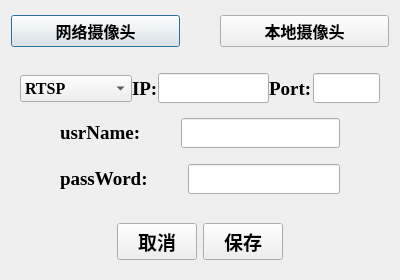
The window that src/addVideoDevice/addVideo.ui (Zhou-wy/VideoManagementPlatform) describes before a commit, drawn with Qt 5.
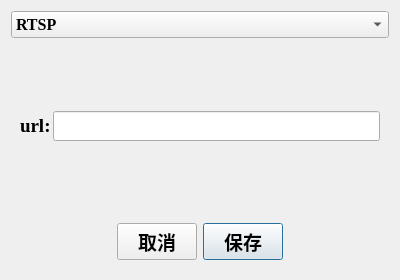
The same window after the commit. The open tabs and pages were chosen to show the change.

Commit message: 新增video逻辑基本完成

```diff
--- a/src/addVideoDevice/addVideo.ui
+++ b/src/addVideoDevice/addVideo.ui
@@ -35,81 +35,35 @@
   </property>
   <layout class="QVBoxLayout" name="verticalLayout_2">
    <item>
-    <widget class="QWidget" name="widget_5" native="true">
-     <property name="minimumSize">
-      <size>
-       <width>0</width>
-       <height>40</height>
-      </size>
-     </property>
+    <widget class="QComboBox" name="videoTypeBox">
      <property name="font">
       <font>
-       <family>Songti SC</family>
-       <pointsize>14</pointsize>
+       <family>Times New Roman</family>
+       <pointsize>12</pointsize>
        <weight>75</weight>
        <bold>true</bold>
       </font>
      </property>
-     <layout class="QHBoxLayout" name="horizontalLayout_4" stretch="1,0,1">
-      <property name="spacing">
-       <number>0</number>
+     <item>
+      <property name="text">
+       <string>RTSP</string>
       </property>
-      <property name="leftMargin">
-       <number>0</number>
+     </item>
+     <item>
+      <property name="text">
+       <string>RTMP</string>
       </property>
-      <property name="topMargin">
-       <number>0</number>
+     </item>
+     <item>
+      <property name="text">
+       <string>HTTP-FLV</string>
       </property>
-      <property name="rightMargin">
-       <number>0</number>
+     </item>
+     <item>
+      <property name="text">
+       <string>Local-Camera</string>
       </property>
-      <property name="bottomMargin">
-       <number>0</number>
-      </property>
-      <item>
-       <widget class="QPushButton" name="addWebVideo">
-        <property name="font">
-         <font>
-          <family>Songti SC</family>
-          <pointsize>12</pointsize>
-          <weight>75</weight>
-          <bold>true</bold>
-         </font>
-        </property>
-        <property name="text">
-         <string>网络摄像头</string>
-        </property>
-       </widget>
-      </item>
-      <item>
-       <spacer name="horizontalSpacer_3">
-        <property name="orientation">
-         <enum>Qt::Horizontal</enum>
-        </property>
-        <property name="sizeHint" stdset="0">
-         <size>
-          <width>40</width>
-          <height>20</height>
-         </size>
-        </property>
-       </spacer>
-      </item>
-      <item>
-       <widget class="QPushButton" name="addLocalVideo">
-        <property name="font">
-         <font>
-          <family>Songti SC</family>
-          <pointsize>12</pointsize>
-          <weight>75</weight>
-          <bold>true</bold>
-         </font>
-        </property>
-        <property name="text">
-         <string>本地摄像头</string>
-        </property>
-       </widget>
-      </item>
-     </layout>
+     </item>
     </widget>
    </item>
    <item>
@@ -135,7 +89,7 @@
            <bold>true</bold>
           </font>
          </property>
-         <layout class="QHBoxLayout" name="horizontalLayout" stretch="3,1,5,2,3">
+         <layout class="QHBoxLayout" name="horizontalLayout" stretch="1,0,2,3">
           <property name="spacing">
            <number>0</number>
           </property>
@@ -151,33 +105,6 @@
           <property name="bottomMargin">
            <number>0</number>
           </property>
-          <item>
-           <widget class="QComboBox" name="videoTypeBox">
-            <property name="font">
-             <font>
-              <family>Times New Roman</family>
-              <pointsize>12</pointsize>
-              <weight>75</weight>
-              <bold>true</bold>
-             </font>
-            </property>
-            <item>
-             <property name="text">
-              <string>RTSP</string>
-             </property>
-            </item>
-            <item>
-             <property name="text">
-              <string>RTMP</string>
-             </property>
-            </item>
-            <item>
-             <property name="text">
-              <string>HTTP-FLV</string>
-             </property>
-            </item>
-           </widget>
-          </item>
           <item>
            <widget class="QLabel" name="label">
             <property name="font">
@@ -197,17 +124,15 @@
            <widget class="QLineEdit" name="ipEdit">
             <property name="minimumSize">
              <size>
-              <width>100</width>
+              <width>125</width>
               <height>25</height>
              </size>
             </property>
-            <property name="font">
-             <font>
-              <family>Times New Roman</family>
-              <pointsize>14</pointsize>
-              <weight>75</weight>
-              <bold>true</bold>
-             </font>
+            <property name="maximumSize">
+             <size>
+              <width>150</width>
+              <height>25</height>
+             </size>
             </property>
            </widget>
           </item>
@@ -247,7 +172,7 @@
            <bold>true</bold>
           </font>
          </property>
-         <layout class="QHBoxLayout" name="horizontalLayout_2" stretch="0,1,0,3,0">
+         <layout class="QHBoxLayout" name="horizontalLayout_2" stretch="0,1,3,0">
           <property name="spacing">
            <number>0</number>
           </property>
@@ -278,6 +203,18 @@
           </item>
           <item>
            <widget class="QLabel" name="label_2">
+            <property name="minimumSize">
+             <size>
+              <width>80</width>
+              <height>40</height>
+             </size>
+            </property>
+            <property name="maximumSize">
+             <size>
+              <width>80</width>
+              <height>40</height>
+             </size>
+            </property>
             <property name="font">
              <font>
               <family>Times New Roman</family>
@@ -287,23 +224,10 @@
              </font>
             </property>
             <property name="text">
-             <string>usrName:</string>
+             <string>userName:</string>
             </property>
            </widget>
           </item>
-          <item>
-           <spacer name="horizontalSpacer_8">
-            <property name="orientation">
-             <enum>Qt::Horizontal</enum>
-            </property>
-            <property name="sizeHint" stdset="0">
-             <size>
-              <width>40</width>
-              <height>20</height>
-             </size>
-            </property>
-           </spacer>
-          </item>
           <item>
            <widget class="QLineEdit" name="usrNameEdit">
             <property name="minimumSize">
@@ -354,7 +278,7 @@
            <bold>true</bold>
           </font>
          </property>
-         <layout class="QHBoxLayout" name="horizontalLayout_3" stretch="0,1,0,3,0">
+         <layout class="QHBoxLayout" name="horizontalLayout_3" stretch="0,1,3,0">
           <property name="spacing">
            <number>0</number>
           </property>
@@ -385,6 +309,18 @@
           </item>
           <item>
            <widget class="QLabel" name="label_3">
+            <property name="minimumSize">
+             <size>
+              <width>80</width>
+              <height>40</height>
+             </size>
+            </property>
+            <property name="maximumSize">
+             <size>
+              <width>80</width>
+              <height>40</height>
+             </size>
+            </property>
             <property name="font">
              <font>
               <family>Times New Roman</family>
@@ -398,19 +334,6 @@
             </property>
            </widget>
           </item>
-          <item>
-           <spacer name="horizontalSpacer_9">
-            <property name="orientation">
-             <enum>Qt::Horizontal</enum>
-            </property>
-            <property name="sizeHint" stdset="0">
-             <size>
-              <width>40</width>
-              <height>20</height>
-             </size>
-            </property>
-           </spacer>
-          </item>
           <item>
            <widget class="QLineEdit" name="passWordEdit">
             <property name="minimumSize">
@@ -447,7 +370,152 @@
        </item>
       </layout>
      </widget>
-     <widget class="QWidget" name="page_2"/>
+     <widget class="QWidget" name="rtmpPage">
+      <layout class="QHBoxLayout" name="horizontalLayout_4">
+       <item>
+        <widget class="QWidget" name="widget_6" native="true">
+         <property name="minimumSize">
+          <size>
+           <width>170</width>
+           <height>45</height>
+          </size>
+         </property>
+         <property name="font">
+          <font>
+           <family>Times New Roman</family>
+           <pointsize>14</pointsize>
+           <weight>75</weight>
+           <bold>true</bold>
+          </font>
+         </property>
+         <layout class="QHBoxLayout" name="horizontalLayout_5" stretch="1,10">
+          <property name="spacing">
+           <number>0</number>
+          </property>
+          <property name="leftMargin">
+           <number>0</number>
+          </property>
+          <property name="topMargin">
+           <number>0</number>
+          </property>
+          <property name="rightMargin">
+           <number>0</number>
+          </property>
+          <property name="bottomMargin">
+           <number>0</number>
+          </property>
+          <item>
+           <widget class="QLabel" name="label_5">
+            <property name="font">
+             <font>
+              <family>Times New Roman</family>
+              <pointsize>14</pointsize>
+              <weight>75</weight>
+              <bold>true</bold>
+             </font>
+            </property>
+            <property name="text">
+             <string>url:</string>
+            </property>
+           </widget>
+          </item>
+          <item>
+           <widget class="QLineEdit" name="rtmp_url">
+            <property name="minimumSize">
+             <size>
+              <width>125</width>
+              <height>25</height>
+             </size>
+            </property>
+           </widget>
+          </item>
+         </layout>
+        </widget>
+       </item>
+      </layout>
+     </widget>
+     <widget class="QWidget" name="httpFlvPage">
+      <layout class="QVBoxLayout" name="verticalLayout_3">
+       <item>
+        <widget class="QWidget" name="widget_7" native="true">
+         <property name="minimumSize">
+          <size>
+           <width>170</width>
+           <height>45</height>
+          </size>
+         </property>
+         <property name="font">
+          <font>
+           <family>Times New Roman</family>
+           <pointsize>14</pointsize>
+           <weight>75</weight>
+           <bold>true</bold>
+          </font>
+         </property>
+         <layout class="QHBoxLayout" name="horizontalLayout_6" stretch="1,10">
+          <property name="spacing">
+           <number>0</number>
+          </property>
+          <property name="leftMargin">
+           <number>0</number>
+          </property>
+          <property name="topMargin">
+           <number>0</number>
+          </property>
+          <property name="rightMargin">
+           <number>0</number>
+          </property>
+          <property name="bottomMargin">
+           <number>0</number>
+          </property>
+          <item>
+           <widget class="QLabel" name="label_6">
+            <property name="font">
+             <font>
+              <family>Times New Roman</family>
+              <pointsize>14</pointsize>
+              <weight>75</weight>
+              <bold>true</bold>
+             </font>
+            </property>
+            <property name="text">
+             <string>url:</string>
+            </property>
+           </widget>
+          </item>
+          <item>
+           <widget class="QLineEdit" name="http_flv_url">
+            <property name="minimumSize">
+             <size>
+              <width>125</width>
+              <height>25</height>
+             </size>
+            </property>
+           </widget>
+          </item>
+         </layout>
+        </widget>
+       </item>
+      </layout>
+     </widget>
+     <widget class="QWidget" name="page">
+      <layout class="QVBoxLayout" name="verticalLayout_4">
+       <item>
+        <widget class="QWidget" name="widget_5" native="true">
+         <widget class="QComboBox" name="localCamDevice">
+          <property name="geometry">
+           <rect>
+            <x>0</x>
+            <y>10</y>
+            <width>341</width>
+            <height>71</height>
+           </rect>
+          </property>
+         </widget>
+        </widget>
+       </item>
+      </layout>
+     </widget>
     </widget>
    </item>
    <item>
```
Left out of the diff: 2 changed lines with no effect on the pictures. The commit also changes 721 other files.
